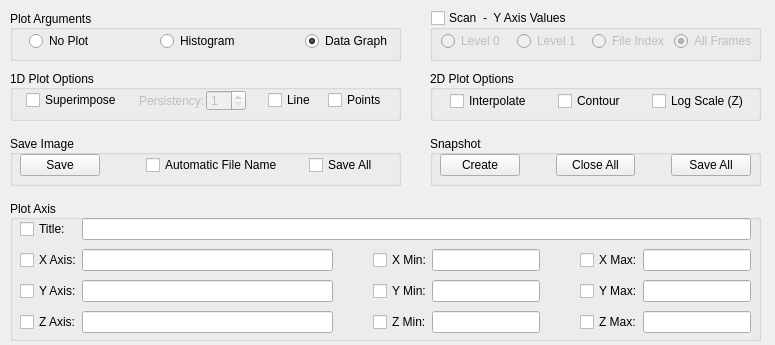
Before: the Qt Designer form slsDetectorGui/forms/form_tab_plot.ui in slsdetectorgroup/slsDetectorPackage, drawn with Qt 5.
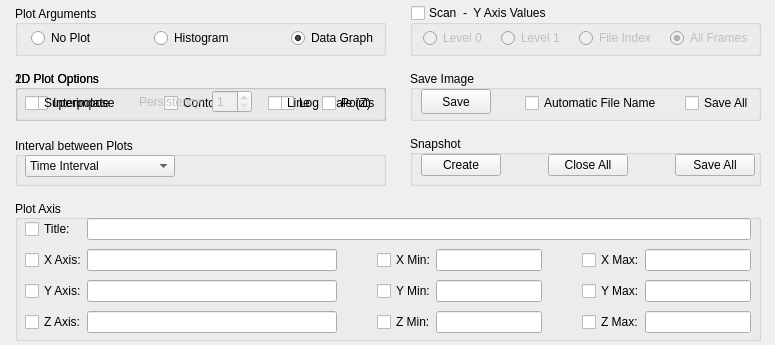
After: the same form once the commit is applied.

Commit message: interval between plots work

```diff
--- a/slsDetectorGui/forms/form_tab_plot.ui
+++ b/slsDetectorGui/forms/form_tab_plot.ui
@@ -28,15 +28,602 @@
     <height>1000</height>
    </size>
   </property>
+  <property name="palette">
+   <palette>
+    <active>
+     <colorrole role="Shadow">
+      <brush brushstyle="SolidPattern">
+       <color alpha="255">
+        <red>0</red>
+        <green>0</green>
+        <blue>30</blue>
+       </color>
+      </brush>
+     </colorrole>
+    </active>
+    <inactive>
+     <colorrole role="Shadow">
+      <brush brushstyle="SolidPattern">
+       <color alpha="255">
+        <red>0</red>
+        <green>0</green>
+        <blue>30</blue>
+       </color>
+      </brush>
+     </colorrole>
+    </inactive>
+    <disabled>
+     <colorrole role="Shadow">
+      <brush brushstyle="SolidPattern">
+       <color alpha="255">
+        <red>0</red>
+        <green>0</green>
+        <blue>30</blue>
+       </color>
+      </brush>
+     </colorrole>
+    </disabled>
+   </palette>
+  </property>
   <property name="windowTitle">
    <string>Form</string>
   </property>
+  <widget class="QGroupBox" name="box2D">
+   <property name="enabled">
+    <bool>true</bool>
+   </property>
+   <property name="geometry">
+    <rect>
+     <x>15</x>
+     <y>70</y>
+     <width>371</width>
+     <height>51</height>
+    </rect>
+   </property>
+   <property name="title">
+    <string>2D Plot Options</string>
+   </property>
+   <property name="alignment">
+    <set>Qt::AlignLeading|Qt::AlignLeft|Qt::AlignVCenter</set>
+   </property>
+   <property name="flat">
+    <bool>false</bool>
+   </property>
+   <widget class="QWidget" name="gridLayoutWidget_5">
+    <property name="geometry">
+     <rect>
+      <x>10</x>
+      <y>20</y>
+      <width>361</width>
+      <height>26</height>
+     </rect>
+    </property>
+    <layout class="QGridLayout" name="gridLayout_5">
+     <item row="0" column="0">
+      <widget class="QCheckBox" name="chkInterpolate">
+       <property name="sizePolicy">
+        <sizepolicy hsizetype="Fixed" vsizetype="Fixed">
+         <horstretch>0</horstretch>
+         <verstretch>0</verstretch>
+        </sizepolicy>
+       </property>
+       <property name="text">
+        <string>Interpolate</string>
+       </property>
+      </widget>
+     </item>
+     <item row="0" column="2">
+      <widget class="QCheckBox" name="chkContour">
+       <property name="sizePolicy">
+        <sizepolicy hsizetype="Fixed" vsizetype="Fixed">
+         <horstretch>0</horstretch>
+         <verstretch>0</verstretch>
+        </sizepolicy>
+       </property>
+       <property name="text">
+        <string>Contour</string>
+       </property>
+      </widget>
+     </item>
+     <item row="0" column="4">
+      <widget class="QCheckBox" name="chkLogz">
+       <property name="sizePolicy">
+        <sizepolicy hsizetype="Fixed" vsizetype="Fixed">
+         <horstretch>0</horstretch>
+         <verstretch>0</verstretch>
+        </sizepolicy>
+       </property>
+       <property name="text">
+        <string>Log Scale (Z)</string>
+       </property>
+      </widget>
+     </item>
+     <item row="0" column="1">
+      <spacer name="horizontalSpacer_15">
+       <property name="orientation">
+        <enum>Qt::Horizontal</enum>
+       </property>
+       <property name="sizeType">
+        <enum>QSizePolicy::Fixed</enum>
+       </property>
+       <property name="sizeHint" stdset="0">
+        <size>
+         <width>33</width>
+         <height>20</height>
+        </size>
+       </property>
+      </spacer>
+     </item>
+     <item row="0" column="3">
+      <spacer name="horizontalSpacer_16">
+       <property name="orientation">
+        <enum>Qt::Horizontal</enum>
+       </property>
+       <property name="sizeType">
+        <enum>QSizePolicy::Fixed</enum>
+       </property>
+       <property name="sizeHint" stdset="0">
+        <size>
+         <width>33</width>
+         <height>20</height>
+        </size>
+       </property>
+      </spacer>
+     </item>
+    </layout>
+   </widget>
+  </widget>
+  <widget class="QGroupBox" name="box1D">
+   <property name="geometry">
+    <rect>
+     <x>15</x>
+     <y>70</y>
+     <width>371</width>
+     <height>51</height>
+    </rect>
+   </property>
+   <property name="title">
+    <string>1D Plot Options</string>
+   </property>
+   <property name="alignment">
+    <set>Qt::AlignLeading|Qt::AlignLeft|Qt::AlignVCenter</set>
+   </property>
+   <property name="flat">
+    <bool>false</bool>
+   </property>
+   <widget class="QWidget" name="gridLayoutWidget_3">
+    <property name="geometry">
+     <rect>
+      <x>10</x>
+      <y>20</y>
+      <width>356</width>
+      <height>26</height>
+     </rect>
+    </property>
+    <layout class="QGridLayout" name="gridLayout_3">
+     <item row="0" column="0">
+      <widget class="QCheckBox" name="chkSuperimpose">
+       <property name="sizePolicy">
+        <sizepolicy hsizetype="Fixed" vsizetype="Fixed">
+         <horstretch>0</horstretch>
+         <verstretch>0</verstretch>
+        </sizepolicy>
+       </property>
+       <property name="text">
+        <string>Superimpose</string>
+       </property>
+       <property name="tristate">
+        <bool>false</bool>
+       </property>
+      </widget>
+     </item>
+     <item row="0" column="3">
+      <widget class="QCheckBox" name="checkBox">
+       <property name="sizePolicy">
+        <sizepolicy hsizetype="Fixed" vsizetype="Fixed">
+         <horstretch>0</horstretch>
+         <verstretch>0</verstretch>
+        </sizepolicy>
+       </property>
+       <property name="text">
+        <string>Line</string>
+       </property>
+      </widget>
+     </item>
+     <item row="0" column="4">
+      <widget class="QCheckBox" name="checkBox_2">
+       <property name="sizePolicy">
+        <sizepolicy hsizetype="Fixed" vsizetype="Fixed">
+         <horstretch>0</horstretch>
+         <verstretch>0</verstretch>
+        </sizepolicy>
+       </property>
+       <property name="text">
+        <string>Points</string>
+       </property>
+      </widget>
+     </item>
+     <item row="0" column="2">
+      <spacer name="horizontalSpacer_5">
+       <property name="orientation">
+        <enum>Qt::Horizontal</enum>
+       </property>
+       <property name="sizeType">
+        <enum>QSizePolicy::Fixed</enum>
+       </property>
+       <property name="sizeHint" stdset="0">
+        <size>
+         <width>150</width>
+         <height>10</height>
+        </size>
+       </property>
+      </spacer>
+     </item>
+    </layout>
+   </widget>
+   <widget class="QWidget" name="horizontalLayoutWidget_2">
+    <property name="geometry">
+     <rect>
+      <x>118</x>
+      <y>20</y>
+      <width>126</width>
+      <height>23</height>
+     </rect>
+    </property>
+    <layout class="QHBoxLayout" name="horizontalLayout">
+     <property name="spacing">
+      <number>1</number>
+     </property>
+     <item>
+      <widget class="QLabel" name="lblPersistency">
+       <property name="enabled">
+        <bool>false</bool>
+       </property>
+       <property name="sizePolicy">
+        <sizepolicy hsizetype="Fixed" vsizetype="Preferred">
+         <horstretch>0</horstretch>
+         <verstretch>0</verstretch>
+        </sizepolicy>
+       </property>
+       <property name="text">
+        <string>Persistency:</string>
+       </property>
+      </widget>
+     </item>
+     <item>
+      <widget class="QSpinBox" name="spinPersistency">
+       <property name="enabled">
+        <bool>false</bool>
+       </property>
+       <property name="sizePolicy">
+        <sizepolicy hsizetype="Minimum" vsizetype="Maximum">
+         <horstretch>0</horstretch>
+         <verstretch>0</verstretch>
+        </sizepolicy>
+       </property>
+       <property name="maximumSize">
+        <size>
+         <width>40</width>
+         <height>16777215</height>
+        </size>
+       </property>
+       <property name="alignment">
+        <set>Qt::AlignLeading|Qt::AlignLeft|Qt::AlignVCenter</set>
+       </property>
+       <property name="minimum">
+        <number>1</number>
+       </property>
+       <property name="maximum">
+        <number>10</number>
+       </property>
+       <property name="value">
+        <number>1</number>
+       </property>
+      </widget>
+     </item>
+    </layout>
+   </widget>
+  </widget>
+  <widget class="QGroupBox" name="boxSave">
+   <property name="geometry">
+    <rect>
+     <x>410</x>
+     <y>70</y>
+     <width>351</width>
+     <height>51</height>
+    </rect>
+   </property>
+   <property name="title">
+    <string>Save Image</string>
+   </property>
+   <property name="alignment">
+    <set>Qt::AlignLeading|Qt::AlignLeft|Qt::AlignVCenter</set>
+   </property>
+   <property name="flat">
+    <bool>false</bool>
+   </property>
+   <widget class="QWidget" name="horizontalLayoutWidget">
+    <property name="geometry">
+     <rect>
+      <x>80</x>
+      <y>20</y>
+      <width>271</width>
+      <height>26</height>
+     </rect>
+    </property>
+    <layout class="QHBoxLayout" name="layoutSave">
+     <property name="spacing">
+      <number>0</number>
+     </property>
+     <item>
+      <spacer name="horizontalSpacer_10">
+       <property name="orientation">
+        <enum>Qt::Horizontal</enum>
+       </property>
+       <property name="sizeType">
+        <enum>QSizePolicy::Fixed</enum>
+       </property>
+       <property name="sizeHint" stdset="0">
+        <size>
+         <width>30</width>
+         <height>20</height>
+        </size>
+       </property>
+      </spacer>
+     </item>
+     <item>
+      <widget class="QCheckBox" name="chkAutoFName">
+       <property name="sizePolicy">
+        <sizepolicy hsizetype="Fixed" vsizetype="Fixed">
+         <horstretch>0</horstretch>
+         <verstretch>0</verstretch>
+        </sizepolicy>
+       </property>
+       <property name="text">
+        <string>Automatic File Name</string>
+       </property>
+      </widget>
+     </item>
+     <item>
+      <spacer name="horizontalSpacer_11">
+       <property name="orientation">
+        <enum>Qt::Horizontal</enum>
+       </property>
+       <property name="sizeType">
+        <enum>QSizePolicy::Fixed</enum>
+       </property>
+       <property name="sizeHint" stdset="0">
+        <size>
+         <width>18</width>
+         <height>20</height>
+        </size>
+       </property>
+      </spacer>
+     </item>
+     <item>
+      <widget class="QCheckBox" name="chkSaveAll">
+       <property name="sizePolicy">
+        <sizepolicy hsizetype="Fixed" vsizetype="Fixed">
+         <horstretch>0</horstretch>
+         <verstretch>0</verstretch>
+        </sizepolicy>
+       </property>
+       <property name="text">
+        <string>Save All</string>
+       </property>
+      </widget>
+     </item>
+    </layout>
+   </widget>
+   <widget class="QPushButton" name="btnSave">
+    <property name="geometry">
+     <rect>
+      <x>11</x>
+      <y>19</y>
+      <width>70</width>
+      <height>25</height>
+     </rect>
+    </property>
+    <property name="sizePolicy">
+     <sizepolicy hsizetype="Minimum" vsizetype="Fixed">
+      <horstretch>0</horstretch>
+      <verstretch>0</verstretch>
+     </sizepolicy>
+    </property>
+    <property name="maximumSize">
+     <size>
+      <width>70</width>
+      <height>16777215</height>
+     </size>
+    </property>
+    <property name="palette">
+     <palette>
+      <active>
+       <colorrole role="Shadow">
+        <brush brushstyle="SolidPattern">
+         <color alpha="255">
+          <red>20</red>
+          <green>20</green>
+          <blue>20</blue>
+         </color>
+        </brush>
+       </colorrole>
+      </active>
+      <inactive>
+       <colorrole role="Shadow">
+        <brush brushstyle="SolidPattern">
+         <color alpha="255">
+          <red>20</red>
+          <green>20</green>
+          <blue>20</blue>
+         </color>
+        </brush>
+       </colorrole>
+      </inactive>
+      <disabled>
+       <colorrole role="Shadow">
+        <brush brushstyle="SolidPattern">
+         <color alpha="255">
+          <red>20</red>
+          <green>20</green>
+          <blue>20</blue>
+         </color>
+        </brush>
+       </colorrole>
+      </disabled>
+     </palette>
+    </property>
+    <property name="focusPolicy">
+     <enum>Qt::NoFocus</enum>
+    </property>
+    <property name="text">
+     <string>Save</string>
+    </property>
+   </widget>
+  </widget>
+  <widget class="QGroupBox" name="boxScan">
+   <property name="geometry">
+    <rect>
+     <x>410</x>
+     <y>5</y>
+     <width>351</width>
+     <height>51</height>
+    </rect>
+   </property>
+   <property name="title">
+    <string>Scan  -  Y Axis Values</string>
+   </property>
+   <property name="checkable">
+    <bool>true</bool>
+   </property>
+   <property name="checked">
+    <bool>false</bool>
+   </property>
+   <widget class="QWidget" name="horizontalLayoutWidget_3">
+    <property name="geometry">
+     <rect>
+      <x>10</x>
+      <y>20</y>
+      <width>337</width>
+      <height>26</height>
+     </rect>
+    </property>
+    <layout class="QHBoxLayout" name="horizontalLayout_2">
+     <property name="spacing">
+      <number>0</number>
+     </property>
+     <item>
+      <widget class="QRadioButton" name="radioLevel0">
+       <property name="sizePolicy">
+        <sizepolicy hsizetype="Fixed" vsizetype="Fixed">
+         <horstretch>0</horstretch>
+         <verstretch>0</verstretch>
+        </sizepolicy>
+       </property>
+       <property name="text">
+        <string>Level 0</string>
+       </property>
+      </widget>
+     </item>
+     <item>
+      <spacer name="horizontalSpacer_6">
+       <property name="orientation">
+        <enum>Qt::Horizontal</enum>
+       </property>
+       <property name="sizeType">
+        <enum>QSizePolicy::Fixed</enum>
+       </property>
+       <property name="sizeHint" stdset="0">
+        <size>
+         <width>11</width>
+         <height>10</height>
+        </size>
+       </property>
+      </spacer>
+     </item>
+     <item>
+      <widget class="QRadioButton" name="radioLevel1">
+       <property name="sizePolicy">
+        <sizepolicy hsizetype="Fixed" vsizetype="Fixed">
+         <horstretch>0</horstretch>
+         <verstretch>0</verstretch>
+        </sizepolicy>
+       </property>
+       <property name="text">
+        <string>Level 1</string>
+       </property>
+      </widget>
+     </item>
+     <item>
+      <spacer name="horizontalSpacer_7">
+       <property name="orientation">
+        <enum>Qt::Horizontal</enum>
+       </property>
+       <property name="sizeType">
+        <enum>QSizePolicy::Fixed</enum>
+       </property>
+       <property name="sizeHint" stdset="0">
+        <size>
+         <width>11</width>
+         <height>10</height>
+        </size>
+       </property>
+      </spacer>
+     </item>
+     <item>
+      <widget class="QRadioButton" name="radioFileIndex">
+       <property name="sizePolicy">
+        <sizepolicy hsizetype="Fixed" vsizetype="Fixed">
+         <horstretch>0</horstretch>
+         <verstretch>0</verstretch>
+        </sizepolicy>
+       </property>
+       <property name="text">
+        <string>File Index</string>
+       </property>
+      </widget>
+     </item>
+     <item>
+      <spacer name="horizontalSpacer_8">
+       <property name="orientation">
+        <enum>Qt::Horizontal</enum>
+       </property>
+       <property name="sizeType">
+        <enum>QSizePolicy::Fixed</enum>
+       </property>
+       <property name="sizeHint" stdset="0">
+        <size>
+         <width>11</width>
+         <height>10</height>
+        </size>
+       </property>
+      </spacer>
+     </item>
+     <item>
+      <widget class="QRadioButton" name="radioAllFrames">
+       <property name="sizePolicy">
+        <sizepolicy hsizetype="Fixed" vsizetype="Fixed">
+         <horstretch>0</horstretch>
+         <verstretch>0</verstretch>
+        </sizepolicy>
+       </property>
+       <property name="text">
+        <string>All Frames</string>
+       </property>
+       <property name="checked">
+        <bool>true</bool>
+       </property>
+      </widget>
+     </item>
+    </layout>
+   </widget>
+  </widget>
   <widget class="QGroupBox" name="boxPlotAxis">
    <property name="geometry">
     <rect>
-     <x>10</x>
+     <x>15</x>
      <y>200</y>
-     <width>751</width>
+     <width>746</width>
      <height>141</height>
     </rect>
    </property>
@@ -54,7 +641,7 @@
      <rect>
       <x>10</x>
       <y>15</y>
-      <width>731</width>
+      <width>726</width>
       <height>121</height>
      </rect>
     </property>
@@ -405,495 +992,15 @@
     </layout>
    </widget>
   </widget>
-  <widget class="QGroupBox" name="box2D">
-   <property name="enabled">
-    <bool>true</bool>
-   </property>
-   <property name="geometry">
-    <rect>
-     <x>430</x>
-     <y>70</y>
-     <width>331</width>
-     <height>51</height>
-    </rect>
-   </property>
-   <property name="title">
-    <string>2D Plot Options</string>
-   </property>
-   <property name="alignment">
-    <set>Qt::AlignLeading|Qt::AlignLeft|Qt::AlignVCenter</set>
-   </property>
-   <property name="flat">
-    <bool>false</bool>
-   </property>
-   <widget class="QWidget" name="gridLayoutWidget_5">
-    <property name="geometry">
-     <rect>
-      <x>10</x>
-      <y>20</y>
-      <width>321</width>
-      <height>22</height>
-     </rect>
-    </property>
-    <layout class="QGridLayout" name="gridLayout_5">
-     <item row="0" column="0">
-      <widget class="QCheckBox" name="chkInterpolate">
-       <property name="sizePolicy">
-        <sizepolicy hsizetype="Fixed" vsizetype="Fixed">
-         <horstretch>0</horstretch>
-         <verstretch>0</verstretch>
-        </sizepolicy>
-       </property>
-       <property name="text">
-        <string>Interpolate</string>
-       </property>
-      </widget>
-     </item>
-     <item row="0" column="2">
-      <widget class="QCheckBox" name="chkContour">
-       <property name="sizePolicy">
-        <sizepolicy hsizetype="Fixed" vsizetype="Fixed">
-         <horstretch>0</horstretch>
-         <verstretch>0</verstretch>
-        </sizepolicy>
-       </property>
-       <property name="text">
-        <string>Contour</string>
-       </property>
-      </widget>
-     </item>
-     <item row="0" column="4">
-      <widget class="QCheckBox" name="chkLogz">
-       <property name="sizePolicy">
-        <sizepolicy hsizetype="Fixed" vsizetype="Fixed">
-         <horstretch>0</horstretch>
-         <verstretch>0</verstretch>
-        </sizepolicy>
-       </property>
-       <property name="text">
-        <string>Log Scale (Z)</string>
-       </property>
-      </widget>
-     </item>
-     <item row="0" column="1">
-      <spacer name="horizontalSpacer_15">
-       <property name="orientation">
-        <enum>Qt::Horizontal</enum>
-       </property>
-       <property name="sizeType">
-        <enum>QSizePolicy::Fixed</enum>
-       </property>
-       <property name="sizeHint" stdset="0">
-        <size>
-         <width>10</width>
-         <height>20</height>
-        </size>
-       </property>
-      </spacer>
-     </item>
-     <item row="0" column="3">
-      <spacer name="horizontalSpacer_16">
-       <property name="orientation">
-        <enum>Qt::Horizontal</enum>
-       </property>
-       <property name="sizeType">
-        <enum>QSizePolicy::Fixed</enum>
-       </property>
-       <property name="sizeHint" stdset="0">
-        <size>
-         <width>10</width>
-         <height>20</height>
-        </size>
-       </property>
-      </spacer>
-     </item>
-    </layout>
-   </widget>
-  </widget>
-  <widget class="QGroupBox" name="box1D">
-   <property name="geometry">
-    <rect>
-     <x>10</x>
-     <y>70</y>
-     <width>391</width>
-     <height>51</height>
-    </rect>
-   </property>
-   <property name="title">
-    <string>1D Plot Options</string>
-   </property>
-   <property name="alignment">
-    <set>Qt::AlignLeading|Qt::AlignLeft|Qt::AlignVCenter</set>
-   </property>
-   <property name="flat">
-    <bool>false</bool>
-   </property>
-   <widget class="QWidget" name="gridLayoutWidget_3">
-    <property name="geometry">
-     <rect>
-      <x>10</x>
-      <y>20</y>
-      <width>376</width>
-      <height>21</height>
-     </rect>
-    </property>
-    <layout class="QGridLayout" name="gridLayout_3">
-     <item row="0" column="0">
-      <widget class="QCheckBox" name="chkSuperimpose">
-       <property name="sizePolicy">
-        <sizepolicy hsizetype="Fixed" vsizetype="Fixed">
-         <horstretch>0</horstretch>
-         <verstretch>0</verstretch>
-        </sizepolicy>
-       </property>
-       <property name="text">
-        <string>Superimpose</string>
-       </property>
-       <property name="tristate">
-        <bool>false</bool>
-       </property>
-      </widget>
-     </item>
-     <item row="0" column="1">
-      <spacer name="horizontalSpacer_4">
-       <property name="orientation">
-        <enum>Qt::Horizontal</enum>
-       </property>
-       <property name="sizeType">
-        <enum>QSizePolicy::Fixed</enum>
-       </property>
-       <property name="sizeHint" stdset="0">
-        <size>
-         <width>5</width>
-         <height>10</height>
-        </size>
-       </property>
-      </spacer>
-     </item>
-     <item row="0" column="5">
-      <widget class="QCheckBox" name="checkBox">
-       <property name="sizePolicy">
-        <sizepolicy hsizetype="Fixed" vsizetype="Fixed">
-         <horstretch>0</horstretch>
-         <verstretch>0</verstretch>
-        </sizepolicy>
-       </property>
-       <property name="text">
-        <string>Line</string>
-       </property>
-      </widget>
-     </item>
-     <item row="0" column="6">
-      <widget class="QCheckBox" name="checkBox_2">
-       <property name="sizePolicy">
-        <sizepolicy hsizetype="Fixed" vsizetype="Fixed">
-         <horstretch>0</horstretch>
-         <verstretch>0</verstretch>
-        </sizepolicy>
-       </property>
-       <property name="text">
-        <string>Points</string>
-       </property>
-      </widget>
-     </item>
-     <item row="0" column="4">
-      <spacer name="horizontalSpacer_5">
-       <property name="orientation">
-        <enum>Qt::Horizontal</enum>
-       </property>
-       <property name="sizeType">
-        <enum>QSizePolicy::Fixed</enum>
-       </property>
-       <property name="sizeHint" stdset="0">
-        <size>
-         <width>10</width>
-         <height>10</height>
-        </size>
-       </property>
-      </spacer>
-     </item>
-     <item row="0" column="2">
-      <layout class="QHBoxLayout" name="horizontalLayout">
-       <property name="spacing">
-        <number>1</number>
-       </property>
-       <item>
-        <widget class="QLabel" name="lblPersistency">
-         <property name="enabled">
-          <bool>false</bool>
-         </property>
-         <property name="sizePolicy">
-          <sizepolicy hsizetype="Fixed" vsizetype="Preferred">
-           <horstretch>0</horstretch>
-           <verstretch>0</verstretch>
-          </sizepolicy>
-         </property>
-         <property name="text">
-          <string>Persistency:</string>
-         </property>
-        </widget>
-       </item>
-       <item>
-        <widget class="QSpinBox" name="spinPersistency">
-         <property name="enabled">
-          <bool>false</bool>
-         </property>
-         <property name="sizePolicy">
-          <sizepolicy hsizetype="Minimum" vsizetype="Maximum">
-           <horstretch>0</horstretch>
-           <verstretch>0</verstretch>
-          </sizepolicy>
-         </property>
-         <property name="maximumSize">
-          <size>
-           <width>40</width>
-           <height>16777215</height>
-          </size>
-         </property>
-         <property name="alignment">
-          <set>Qt::AlignLeading|Qt::AlignLeft|Qt::AlignVCenter</set>
-         </property>
-         <property name="minimum">
-          <number>1</number>
-         </property>
-         <property name="maximum">
-          <number>10</number>
-         </property>
-         <property name="value">
-          <number>1</number>
-         </property>
-        </widget>
-       </item>
-      </layout>
-     </item>
-    </layout>
-   </widget>
-  </widget>
-  <widget class="QGroupBox" name="boxSave">
-   <property name="geometry">
-    <rect>
-     <x>10</x>
-     <y>135</y>
-     <width>391</width>
-     <height>51</height>
-    </rect>
-   </property>
-   <property name="title">
-    <string>Save Image</string>
-   </property>
-   <property name="alignment">
-    <set>Qt::AlignLeading|Qt::AlignLeft|Qt::AlignVCenter</set>
-   </property>
-   <property name="flat">
-    <bool>false</bool>
-   </property>
-   <widget class="QWidget" name="horizontalLayoutWidget">
-    <property name="geometry">
-     <rect>
-      <x>10</x>
-      <y>15</y>
-      <width>382</width>
-      <height>31</height>
-     </rect>
-    </property>
-    <layout class="QHBoxLayout" name="layoutSave">
-     <item>
-      <widget class="QPushButton" name="btnSave">
-       <property name="sizePolicy">
-        <sizepolicy hsizetype="Fixed" vsizetype="Fixed">
-         <horstretch>0</horstretch>
-         <verstretch>0</verstretch>
-        </sizepolicy>
-       </property>
-       <property name="focusPolicy">
-        <enum>Qt::NoFocus</enum>
-       </property>
-       <property name="text">
-        <string>Save</string>
-       </property>
-      </widget>
-     </item>
-     <item>
-      <spacer name="horizontalSpacer_10">
-       <property name="orientation">
-        <enum>Qt::Horizontal</enum>
-       </property>
-       <property name="sizeType">
-        <enum>QSizePolicy::Fixed</enum>
-       </property>
-       <property name="sizeHint" stdset="0">
-        <size>
-         <width>40</width>
-         <height>20</height>
-        </size>
-       </property>
-      </spacer>
-     </item>
-     <item>
-      <widget class="QCheckBox" name="chkAutoFName">
-       <property name="text">
-        <string>Automatic File Name</string>
-       </property>
-      </widget>
-     </item>
-     <item>
-      <spacer name="horizontalSpacer_11">
-       <property name="orientation">
-        <enum>Qt::Horizontal</enum>
-       </property>
-       <property name="sizeType">
-        <enum>QSizePolicy::Fixed</enum>
-       </property>
-       <property name="sizeHint" stdset="0">
-        <size>
-         <width>20</width>
-         <height>20</height>
-        </size>
-       </property>
-      </spacer>
-     </item>
-     <item>
-      <widget class="QCheckBox" name="chkSaveAll">
-       <property name="text">
-        <string>Save All</string>
-       </property>
-      </widget>
-     </item>
-    </layout>
-   </widget>
-  </widget>
-  <widget class="QGroupBox" name="boxSnapshot">
-   <property name="enabled">
-    <bool>true</bool>
-   </property>
-   <property name="geometry">
-    <rect>
-     <x>430</x>
-     <y>135</y>
-     <width>331</width>
-     <height>51</height>
-    </rect>
-   </property>
-   <property name="title">
-    <string>Snapshot</string>
-   </property>
-   <property name="alignment">
-    <set>Qt::AlignLeading|Qt::AlignLeft|Qt::AlignVCenter</set>
-   </property>
-   <property name="flat">
-    <bool>false</bool>
-   </property>
-   <widget class="QWidget" name="gridLayoutWidget_4">
-    <property name="geometry">
-     <rect>
-      <x>10</x>
-      <y>15</y>
-      <width>311</width>
-      <height>31</height>
-     </rect>
-    </property>
-    <layout class="QGridLayout" name="gridLayout_4">
-     <item row="0" column="0">
-      <widget class="QPushButton" name="btnClone">
-       <property name="sizePolicy">
-        <sizepolicy hsizetype="Fixed" vsizetype="Fixed">
-         <horstretch>0</horstretch>
-         <verstretch>0</verstretch>
-        </sizepolicy>
-       </property>
-       <property name="focusPolicy">
-        <enum>Qt::NoFocus</enum>
-       </property>
-       <property name="text">
-        <string>Create</string>
-       </property>
-       <property name="flat">
-        <bool>false</bool>
-       </property>
-      </widget>
-     </item>
-     <item row="0" column="2">
-      <widget class="QPushButton" name="btnCloseClones">
-       <property name="sizePolicy">
-        <sizepolicy hsizetype="Fixed" vsizetype="Fixed">
-         <horstretch>0</horstretch>
-         <verstretch>0</verstretch>
-        </sizepolicy>
-       </property>
-       <property name="focusPolicy">
-        <enum>Qt::NoFocus</enum>
-       </property>
-       <property name="text">
-        <string>Close All</string>
-       </property>
-       <property name="flat">
-        <bool>false</bool>
-       </property>
-      </widget>
-     </item>
-     <item row="0" column="4">
-      <widget class="QPushButton" name="btnSaveClones">
-       <property name="sizePolicy">
-        <sizepolicy hsizetype="Fixed" vsizetype="Fixed">
-         <horstretch>0</horstretch>
-         <verstretch>0</verstretch>
-        </sizepolicy>
-       </property>
-       <property name="focusPolicy">
-        <enum>Qt::NoFocus</enum>
-       </property>
-       <property name="text">
-        <string>Save All</string>
-       </property>
-       <property name="flat">
-        <bool>false</bool>
-       </property>
-      </widget>
-     </item>
-     <item row="0" column="1">
-      <spacer name="horizontalSpacer_12">
-       <property name="orientation">
-        <enum>Qt::Horizontal</enum>
-       </property>
-       <property name="sizeType">
-        <enum>QSizePolicy::Fixed</enum>
-       </property>
-       <property name="sizeHint" stdset="0">
-        <size>
-         <width>30</width>
-         <height>20</height>
-        </size>
-       </property>
-      </spacer>
-     </item>
-     <item row="0" column="3">
-      <spacer name="horizontalSpacer_13">
-       <property name="orientation">
-        <enum>Qt::Horizontal</enum>
-       </property>
-       <property name="sizeType">
-        <enum>QSizePolicy::Fixed</enum>
-       </property>
-       <property name="sizeHint" stdset="0">
-        <size>
-         <width>30</width>
-         <height>20</height>
-        </size>
-       </property>
-      </spacer>
-     </item>
-    </layout>
-   </widget>
-  </widget>
   <widget class="QGroupBox" name="groupBox_3">
    <property name="enabled">
     <bool>true</bool>
    </property>
    <property name="geometry">
     <rect>
-     <x>10</x>
-     <y>10</y>
-     <width>391</width>
+     <x>15</x>
+     <y>5</y>
+     <width>371</width>
      <height>51</height>
     </rect>
    </property>
@@ -911,8 +1018,8 @@
      <rect>
       <x>10</x>
       <y>20</y>
-      <width>381</width>
-      <height>23</height>
+      <width>361</width>
+      <height>26</height>
      </rect>
     </property>
     <layout class="QGridLayout" name="gridLayout_6">
@@ -968,7 +1075,7 @@
        </property>
        <property name="sizeHint" stdset="0">
         <size>
-         <width>50</width>
+         <width>45</width>
          <height>10</height>
         </size>
        </property>
@@ -984,7 +1091,7 @@
        </property>
        <property name="sizeHint" stdset="0">
         <size>
-         <width>50</width>
+         <width>45</width>
          <height>10</height>
         </size>
        </property>
@@ -993,110 +1100,316 @@
     </layout>
    </widget>
   </widget>
-  <widget class="QGroupBox" name="boxScan">
+  <widget class="QGroupBox" name="boxFrequency">
    <property name="geometry">
     <rect>
-     <x>430</x>
-     <y>10</y>
-     <width>331</width>
-     <height>51</height>
+     <x>15</x>
+     <y>137</y>
+     <width>371</width>
+     <height>49</height>
     </rect>
    </property>
    <property name="title">
-    <string>Scan  -  Y Axis Values</string>
+    <string>Interval between Plots</string>
    </property>
-   <property name="checkable">
-    <bool>true</bool>
+   <property name="alignment">
+    <set>Qt::AlignLeading|Qt::AlignLeft|Qt::AlignVCenter</set>
    </property>
-   <property name="checked">
+   <property name="flat">
     <bool>false</bool>
    </property>
-   <widget class="QWidget" name="horizontalLayoutWidget_3">
+   <widget class="QWidget" name="horizontalLayoutWidget_4">
     <property name="geometry">
      <rect>
-      <x>11</x>
-      <y>20</y>
-      <width>316</width>
-      <height>23</height>
+      <x>10</x>
+      <y>16</y>
+      <width>351</width>
+      <height>26</height>
      </rect>
     </property>
-    <layout class="QHBoxLayout" name="horizontalLayout_2">
+    <layout class="QHBoxLayout" name="layoutSave_2">
      <property name="spacing">
       <number>0</number>
      </property>
      <item>
-      <widget class="QRadioButton" name="radioLevel0">
+      <widget class="QComboBox" name="comboFrequency">
        <property name="sizePolicy">
-        <sizepolicy hsizetype="Preferred" vsizetype="Fixed">
+        <sizepolicy hsizetype="Minimum" vsizetype="Fixed">
          <horstretch>0</horstretch>
          <verstretch>0</verstretch>
         </sizepolicy>
        </property>
-       <property name="text">
-        <string>Level 0</string>
+       <property name="minimumSize">
+        <size>
+         <width>150</width>
+         <height>0</height>
+        </size>
        </property>
+       <property name="maximumSize">
+        <size>
+         <width>16777215</width>
+         <height>16777215</height>
+        </size>
+       </property>
+       <property name="palette">
+        <palette>
+         <active>
+          <colorrole role="ButtonText">
+           <brush brushstyle="SolidPattern">
+            <color alpha="255">
+             <red>11</red>
+             <green>11</green>
+             <blue>11</blue>
+            </color>
+           </brush>
+          </colorrole>
+          <colorrole role="Shadow">
+           <brush brushstyle="SolidPattern">
+            <color alpha="255">
+             <red>20</red>
+             <green>20</green>
+             <blue>20</blue>
+            </color>
+           </brush>
+          </colorrole>
+         </active>
+         <inactive>
+          <colorrole role="ButtonText">
+           <brush brushstyle="SolidPattern">
+            <color alpha="255">
+             <red>11</red>
+             <green>11</green>
+             <blue>11</blue>
+            </color>
+           </brush>
+          </colorrole>
+          <colorrole role="Shadow">
+           <brush brushstyle="SolidPattern">
+            <color alpha="255">
+             <red>20</red>
+             <green>20</green>
+             <blue>20</blue>
+            </color>
+           </brush>
+          </colorrole>
+         </inactive>
+         <disabled>
+          <colorrole role="ButtonText">
+           <brush brushstyle="SolidPattern">
+            <color alpha="255">
+             <red>119</red>
+             <green>119</green>
+             <blue>119</blue>
+            </color>
+           </brush>
+          </colorrole>
+          <colorrole role="Shadow">
+           <brush brushstyle="SolidPattern">
+            <color alpha="255">
+             <red>20</red>
+             <green>20</green>
+             <blue>20</blue>
+            </color>
+           </brush>
+          </colorrole>
+         </disabled>
+        </palette>
+       </property>
+       <property name="currentIndex">
+        <number>0</number>
+       </property>
+       <item>
+        <property name="text">
+         <string>Time Interval</string>
+        </property>
+       </item>
+       <item>
+        <property name="text">
+         <string>Every nth Image</string>
+        </property>
+       </item>
       </widget>
      </item>
      <item>
-      <spacer name="horizontalSpacer_6">
+      <spacer name="horizontalSpacer_14">
        <property name="orientation">
         <enum>Qt::Horizontal</enum>
        </property>
        <property name="sizeType">
-        <enum>QSizePolicy::Fixed</enum>
+        <enum>QSizePolicy::Preferred</enum>
        </property>
        <property name="sizeHint" stdset="0">
         <size>
-         <width>5</width>
-         <height>10</height>
+         <width>80</width>
+         <height>20</height>
         </size>
        </property>
       </spacer>
      </item>
      <item>
-      <widget class="QRadioButton" name="radioLevel1">
+      <widget class="QWidget" name="stackWidget" native="true">
        <property name="sizePolicy">
-        <sizepolicy hsizetype="Preferred" vsizetype="Fixed">
+        <sizepolicy hsizetype="Minimum" vsizetype="Minimum">
          <horstretch>0</horstretch>
          <verstretch>0</verstretch>
         </sizepolicy>
        </property>
-       <property name="text">
-        <string>Level 1</string>
+       <property name="maximumSize">
+        <size>
+         <width>140</width>
+         <height>21</height>
+        </size>
        </property>
       </widget>
      </item>
-     <item>
-      <spacer name="horizontalSpacer_7">
-       <property name="orientation">
-        <enum>Qt::Horizontal</enum>
+    </layout>
+   </widget>
+  </widget>
+  <widget class="QGroupBox" name="boxSnapshot">
+   <property name="enabled">
+    <bool>true</bool>
+   </property>
+   <property name="geometry">
+    <rect>
+     <x>410</x>
+     <y>135</y>
+     <width>351</width>
+     <height>51</height>
+    </rect>
+   </property>
+   <property name="title">
+    <string>Snapshot</string>
+   </property>
+   <property name="alignment">
+    <set>Qt::AlignLeading|Qt::AlignLeft|Qt::AlignVCenter</set>
+   </property>
+   <property name="flat">
+    <bool>false</bool>
+   </property>
+   <widget class="QWidget" name="gridLayoutWidget_4">
+    <property name="geometry">
+     <rect>
+      <x>10</x>
+      <y>15</y>
+      <width>336</width>
+      <height>31</height>
+     </rect>
+    </property>
+    <layout class="QGridLayout" name="gridLayout_4">
+     <item row="0" column="0">
+      <widget class="QPushButton" name="btnClone">
+       <property name="sizePolicy">
+        <sizepolicy hsizetype="Fixed" vsizetype="Fixed">
+         <horstretch>0</horstretch>
+         <verstretch>0</verstretch>
+        </sizepolicy>
        </property>
-       <property name="sizeType">
-        <enum>QSizePolicy::Fixed</enum>
+       <property name="palette">
+        <palette>
+         <active>
+          <colorrole role="Shadow">
+           <brush brushstyle="SolidPattern">
+            <color alpha="255">
+             <red>20</red>
+             <green>20</green>
+             <blue>20</blue>
+            </color>
+           </brush>
+          </colorrole>
+         </active>
+         <inactive>
+          <colorrole role="Shadow">
+           <brush brushstyle="SolidPattern">
+            <color alpha="255">
+             <red>20</red>
+             <green>20</green>
+             <blue>20</blue>
+            </color>
+           </brush>
+          </colorrole>
+         </inactive>
+         <disabled>
+          <colorrole role="Shadow">
+           <brush brushstyle="SolidPattern">
+            <color alpha="255">
+             <red>20</red>
+             <green>20</green>
+             <blue>20</blue>
+            </color>
+           </brush>
+          </colorrole>
+         </disabled>
+        </palette>
        </property>
-       <property name="sizeHint" stdset="0">
-        <size>
-         <width>5</width>
-         <height>10</height>
-        </size>
+       <property name="focusPolicy">
+        <enum>Qt::NoFocus</enum>
        </property>
-      </spacer>
+       <property name="text">
+        <string>Create</string>
+       </property>
+       <property name="flat">
+        <bool>false</bool>
+       </property>
+      </widget>
      </item>
-     <item>
-      <widget class="QRadioButton" name="radioFileIndex">
+     <item row="0" column="2">
+      <widget class="QPushButton" name="btnCloseClones">
        <property name="sizePolicy">
-        <sizepolicy hsizetype="Preferred" vsizetype="Fixed">
+        <sizepolicy hsizetype="Fixed" vsizetype="Fixed">
          <horstretch>0</horstretch>
          <verstretch>0</verstretch>
         </sizepolicy>
        </property>
+       <property name="palette">
+        <palette>
+         <active>
+          <colorrole role="Shadow">
+           <brush brushstyle="SolidPattern">
+            <color alpha="255">
+             <red>20</red>
+             <green>20</green>
+             <blue>20</blue>
+            </color>
+           </brush>
+          </colorrole>
+         </active>
+         <inactive>
+          <colorrole role="Shadow">
+           <brush brushstyle="SolidPattern">
+            <color alpha="255">
+             <red>20</red>
+             <green>20</green>
+             <blue>20</blue>
+            </color>
+           </brush>
+          </colorrole>
+         </inactive>
+         <disabled>
+          <colorrole role="Shadow">
+           <brush brushstyle="SolidPattern">
+            <color alpha="255">
+             <red>20</red>
+             <green>20</green>
+             <blue>20</blue>
+            </color>
+           </brush>
+          </colorrole>
+         </disabled>
+        </palette>
+       </property>
+       <property name="focusPolicy">
+        <enum>Qt::NoFocus</enum>
+       </property>
        <property name="text">
-        <string>File Index</string>
+        <string>Close All</string>
        </property>
+       <property name="flat">
+        <bool>false</bool>
+       </property>
       </widget>
      </item>
-     <item>
-      <spacer name="horizontalSpacer_8">
+     <item row="0" column="1">
+      <spacer name="horizontalSpacer_12">
        <property name="orientation">
         <enum>Qt::Horizontal</enum>
        </property>
@@ -1105,25 +1418,81 @@
        </property>
        <property name="sizeHint" stdset="0">
         <size>
-         <width>5</width>
-         <height>10</height>
+         <width>40</width>
+         <height>20</height>
         </size>
        </property>
       </spacer>
      </item>
-     <item>
-      <widget class="QRadioButton" name="radioAllFrames">
+     <item row="0" column="3">
+      <spacer name="horizontalSpacer_13">
+       <property name="orientation">
+        <enum>Qt::Horizontal</enum>
+       </property>
+       <property name="sizeType">
+        <enum>QSizePolicy::Fixed</enum>
+       </property>
+       <property name="sizeHint" stdset="0">
+        <size>
+         <width>40</width>
+         <height>20</height>
+        </size>
+       </property>
+      </spacer>
+     </item>
+     <item row="0" column="4">
+      <widget class="QPushButton" name="btnCloseClones_2">
        <property name="sizePolicy">
-        <sizepolicy hsizetype="Preferred" vsizetype="Fixed">
+        <sizepolicy hsizetype="Fixed" vsizetype="Fixed">
          <horstretch>0</horstretch>
          <verstretch>0</verstretch>
         </sizepolicy>
        </property>
+       <property name="palette">
+        <palette>
+         <active>
+          <colorrole role="Shadow">
+           <brush brushstyle="SolidPattern">
+            <color alpha="255">
+             <red>20</red>
+             <green>20</green>
+             <blue>20</blue>
+            </color>
+           </brush>
+          </colorrole>
+         </active>
+         <inactive>
+          <colorrole role="Shadow">
+           <brush brushstyle="SolidPattern">
+            <color alpha="255">
+             <red>20</red>
+             <green>20</green>
+             <blue>20</blue>
+            </color>
+           </brush>
+          </colorrole>
+         </inactive>
+         <disabled>
+          <colorrole role="Shadow">
+           <brush brushstyle="SolidPattern">
+            <color alpha="255">
+             <red>20</red>
+             <green>20</green>
+             <blue>20</blue>
+            </color>
+           </brush>
+          </colorrole>
+         </disabled>
+        </palette>
+       </property>
+       <property name="focusPolicy">
+        <enum>Qt::NoFocus</enum>
+       </property>
        <property name="text">
-        <string>All Frames</string>
+        <string>Save All</string>
        </property>
-       <property name="checked">
-        <bool>true</bool>
+       <property name="flat">
+        <bool>false</bool>
        </property>
       </widget>
      </item>
```
The commit also changes 14 other files.
